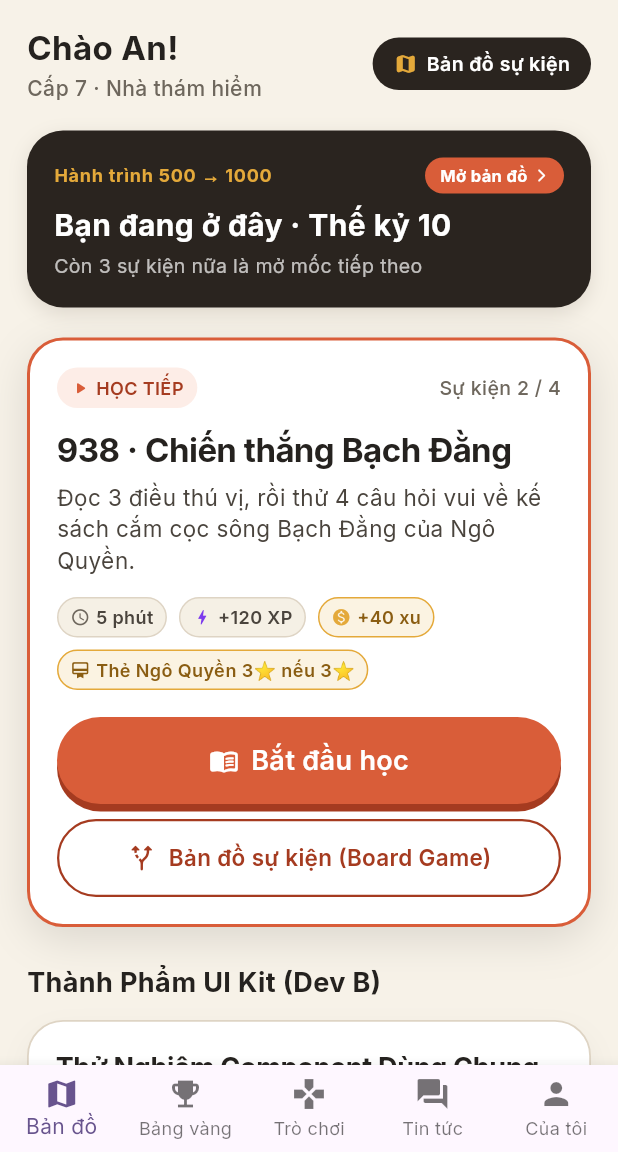
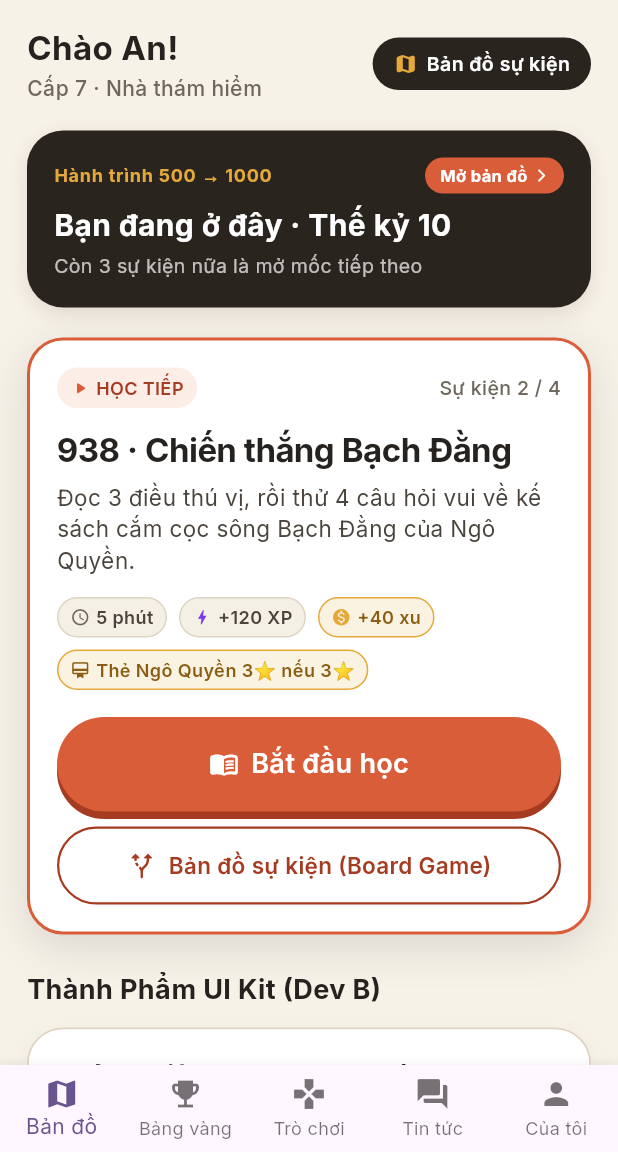
Before and after one commit to NguyenVanTruong06/histoquest-app, a Flutter app: the screen it shows after launch, on a phone screen of 412 x 824 dp, the part 84-1236 px from its top. Run offline on Flutter 3.47's test engine with Material 3 defaults, Android fonts, the phone set to English and light mode, and no system bars; our stand-ins replace flutter_riverpod, go_router, google_fonts, riverpod_annotation; generated files the repository leaves out were written again.

Commit message:
fix(widgets): wrap PrimaryButton in SizedBox to prevent lerp infinity assertion and handle text overflow

```diff
--- a/lib/shared/widgets/primary_button.dart
+++ b/lib/shared/widgets/primary_button.dart
@@ -62,8 +62,11 @@ class _PrimaryButtonState extends State<PrimaryButton> {
           widget.icon!,
           const SizedBox(width: 8),
         ],
-        Text(
+        Flexible(
+          child: Text(
             widget.label,
+            maxLines: 1,
+            overflow: TextOverflow.ellipsis,
             style: TextStyle(
               fontSize: widget.fontSize,
               fontWeight: FontWeight.w600,
@@ -71,14 +74,17 @@ class _PrimaryButtonState extends State<PrimaryButton> {
               letterSpacing: 0.2,
             ),
           ),
+        ),
       ],
     );
 
-    return AnimatedContainer(
+    return SizedBox(
+      width: widget.isFullWidth ? double.infinity : null,
+      height: widget.height + 5,
+      child: AnimatedContainer(
         duration: const Duration(milliseconds: 70),
         margin: EdgeInsets.only(top: topMargin, bottom: 5 - bottomOffset),
         height: widget.height,
-      width: widget.isFullWidth ? double.infinity : null,
         decoration: BoxDecoration(
           color: isDisabled ? effectiveBgColor.withValues(alpha: 0.5) : effectiveBgColor,
           borderRadius: BorderRadius.circular(99),
@@ -102,8 +108,9 @@ class _PrimaryButtonState extends State<PrimaryButton> {
             onTapCancel: isDisabled ? null : () => setState(() => _isPressed = false),
             borderRadius: BorderRadius.circular(99),
             child: Padding(
-            padding: const EdgeInsets.symmetric(horizontal: 24),
+              padding: const EdgeInsets.symmetric(horizontal: 20),
               child: content,
+            ),
           ),
         ),
       ),
```
Lines whose indentation alone changed are shown as unchanged.
